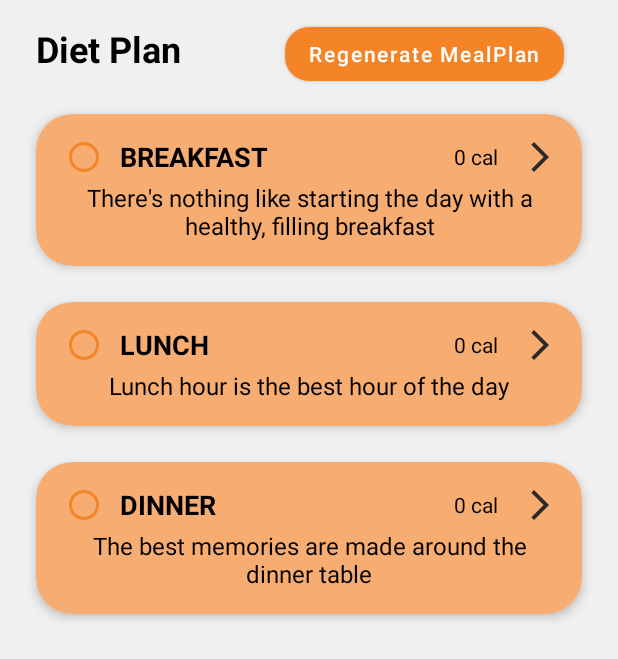
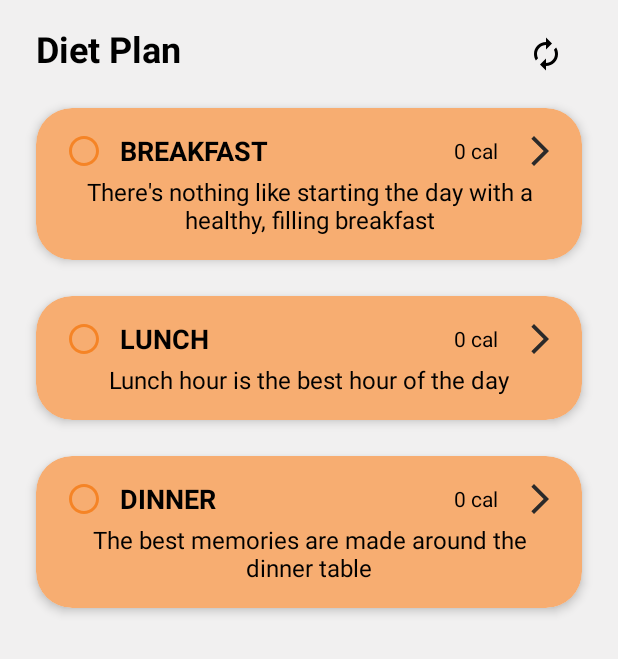
Before and after one commit to guptasandeep7/Fit_Mantra, an Android app: the layout fragment_diet_plan.xml on its own in the app's theme, with its tools: preview values and no code run, on a phone screen of 412 x 824 dp. Shown: the top 659 px of the screen. Run offline under Robolectric (Android 15) with nearby library versions, the phone set to English and light mode, and no system bars.

Commit message:
Regenerate meal plan icon added

```diff
--- /dev/null
+++ b/app/src/main/res/drawable/ic_baseline_autorenew_24.xml
@@ -0,0 +1,5 @@
+<vector android:height="24dp" android:tint="#000000"
+    android:viewportHeight="24" android:viewportWidth="24"
+    android:width="24dp" xmlns:android="http://schemas.android.com/apk/res/android">
+    <path android:fillColor="@android:color/white" android:pathData="M12,6v3l4,-4 -4,-4v3c-4.42,0 -8,3.58 -8,8 0,1.57 0.46,3.03 1.24,4.26L6.7,14.8c-0.45,-0.83 -0.7,-1.79 -0.7,-2.8 0,-3.31 2.69,-6 6,-6zM18.76,7.74L17.3,9.2c0.44,0.84 0.7,1.79 0.7,2.8 0,3.31 -2.69,6 -6,6v-3l-4,4 4,4v-3c4.42,0 8,-3.58 8,-8 0,-1.57 -0.46,-3.03 -1.24,-4.26z"/>
+</vector>
--- a/app/src/main/res/layout/fragment_diet_plan.xml
+++ b/app/src/main/res/layout/fragment_diet_plan.xml
@@ -27,12 +27,13 @@
         app:layout_constraintStart_toStartOf="parent"
         app:layout_constraintTop_toTopOf="parent" />
 
-    <com.google.android.material.button.MaterialButton
+    <ImageView
         android:id="@+id/regenerate"
         android:layout_width="wrap_content"
         android:layout_height="wrap_content"
         android:text="Regenerate MealPlan"
         app:cornerRadius="16dp"
+        android:src="@drawable/ic_baseline_autorenew_24"
         android:layout_marginEnd="36dp"
         app:layout_constraintBottom_toBottomOf="@+id/textView5"
         app:layout_constraintEnd_toEndOf="parent"
```
